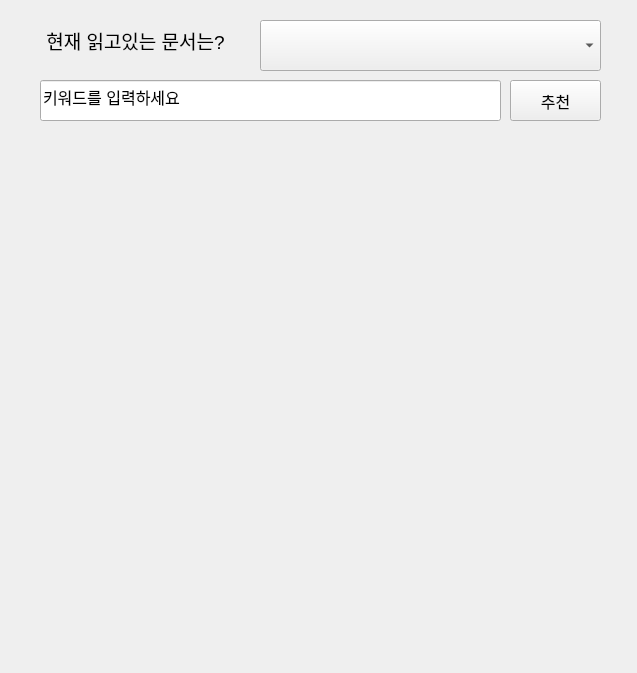
The window that namu_recommendation.ui (chipmunk-tail/NAMU-Branch-recommendation-for-namuwiki) describes before a commit, drawn with Qt 5.
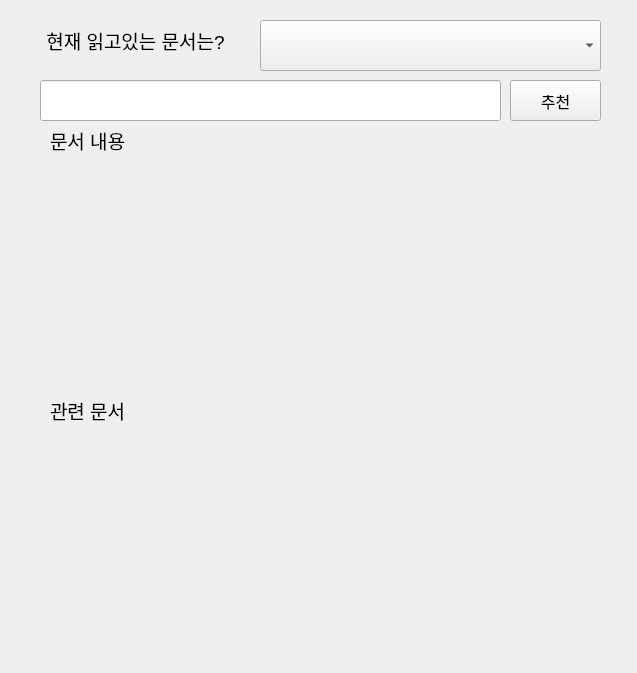
The same window after the commit.

What changed in the file:
```diff
--- a/namu_recommendation.ui
+++ b/namu_recommendation.ui
@@ -53,9 +53,9 @@
    <property name="geometry">
     <rect>
      <x>50</x>
-     <y>140</y>
+     <y>430</y>
      <width>541</width>
-     <height>501</height>
+     <height>211</height>
     </rect>
    </property>
    <property name="font">
@@ -82,7 +82,10 @@
     </font>
    </property>
    <property name="text">
-    <string>키워드를 입력하세요</string>
+    <string/>
+   </property>
+   <property name="clearButtonEnabled">
+    <bool>true</bool>
    </property>
   </widget>
   <widget class="QPushButton" name="btn_recommend">
@@ -103,6 +106,63 @@
     <string>추천</string>
    </property>
   </widget>
+  <widget class="QLabel" name="lb_overview">
+   <property name="geometry">
+    <rect>
+     <x>53</x>
+     <y>160</y>
+     <width>541</width>
+     <height>221</height>
+    </rect>
+   </property>
+   <property name="font">
+    <font>
+     <pointsize>12</pointsize>
+    </font>
+   </property>
+   <property name="text">
+    <string/>
+   </property>
+   <property name="alignment">
+    <set>Qt::AlignLeading|Qt::AlignLeft|Qt::AlignTop</set>
+   </property>
+  </widget>
+  <widget class="QLabel" name="label">
+   <property name="geometry">
+    <rect>
+     <x>50</x>
+     <y>390</y>
+     <width>221</width>
+     <height>41</height>
+    </rect>
+   </property>
+   <property name="font">
+    <font>
+     <pointsize>14</pointsize>
+    </font>
+   </property>
+   <property name="text">
+    <string>관련 문서</string>
+   </property>
+  </widget>
+  <widget class="QLabel" name="label_2">
+   <property name="geometry">
+    <rect>
+     <x>50</x>
+     <y>120</y>
+     <width>221</width>
+     <height>41</height>
+    </rect>
+   </property>
+   <property name="font">
+    <font>
+     <pointsize>14</pointsize>
+    </font>
+   </property>
+   <property name="text">
+    <string>문서 내용</string>
+   </property>
+  </widget>
  </widget>
  <resources/>
  <connections/>
```
